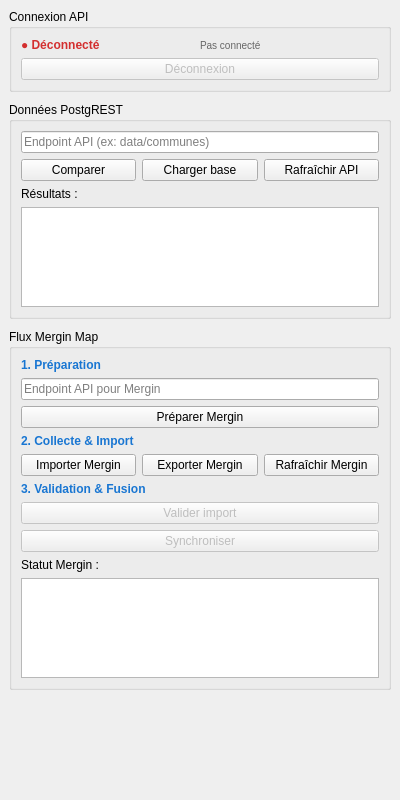
This is mrv_teraka_dockwidget_base.ui in johrosa/mrv_teraka as Qt 5 draws it before an edit. The edited form follows.
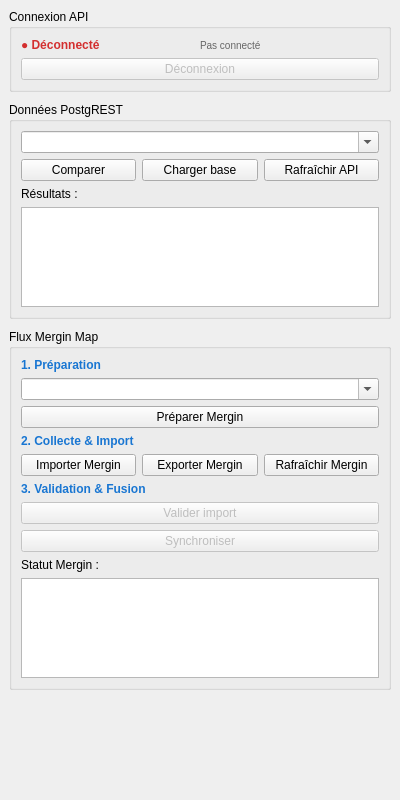
This is the edited form.

Commit message:
Révision complète du mappage JSON, refonte UI et optimisation logique.
- Mappage JSON exhaustif de 95 tables du backend (config Géo et PK).
- Amélioration de l'ergonomie : remplacement des champs texte par des QComboBox éditables.
- Unification de la création de couches dans layer_utils.py avec support multi-plateforme.
- Optimisation de la fusion Mergin (batching des requêtes).
- Correction des erreurs ParseError (XML) et TypeError (Layout).
- Ajout de tests unitaires pour la logique SIG.

```diff
--- a/mrv_teraka_dockwidget_base.ui
+++ b/mrv_teraka_dockwidget_base.ui
@@ -97,9 +97,12 @@
       </property>
       <layout class="QVBoxLayout" name="verticalLayoutDB">
        <item>
-        <widget class="QLineEdit" name="endpointLineEdit">
+        <widget class="QComboBox" name="endpointComboBox">
+         <property name="editable">
+          <bool>true</bool>
+         </property>
          <property name="placeholderText">
-          <string>Endpoint API (ex: data/communes)</string>
+          <string>Sélectionner ou saisir une table...</string>
          </property>
         </widget>
        </item>
@@ -170,9 +173,12 @@
         </widget>
        </item>
        <item>
-        <widget class="QLineEdit" name="merginEndpointLineEdit">
+        <widget class="QComboBox" name="merginEndpointComboBox">
+         <property name="editable">
+          <bool>true</bool>
+         </property>
          <property name="placeholderText">
-          <string>Endpoint API pour Mergin</string>
+          <string>Sélectionner table terrain...</string>
          </property>
         </widget>
        </item>
```
The commit also changes 5 other files.
